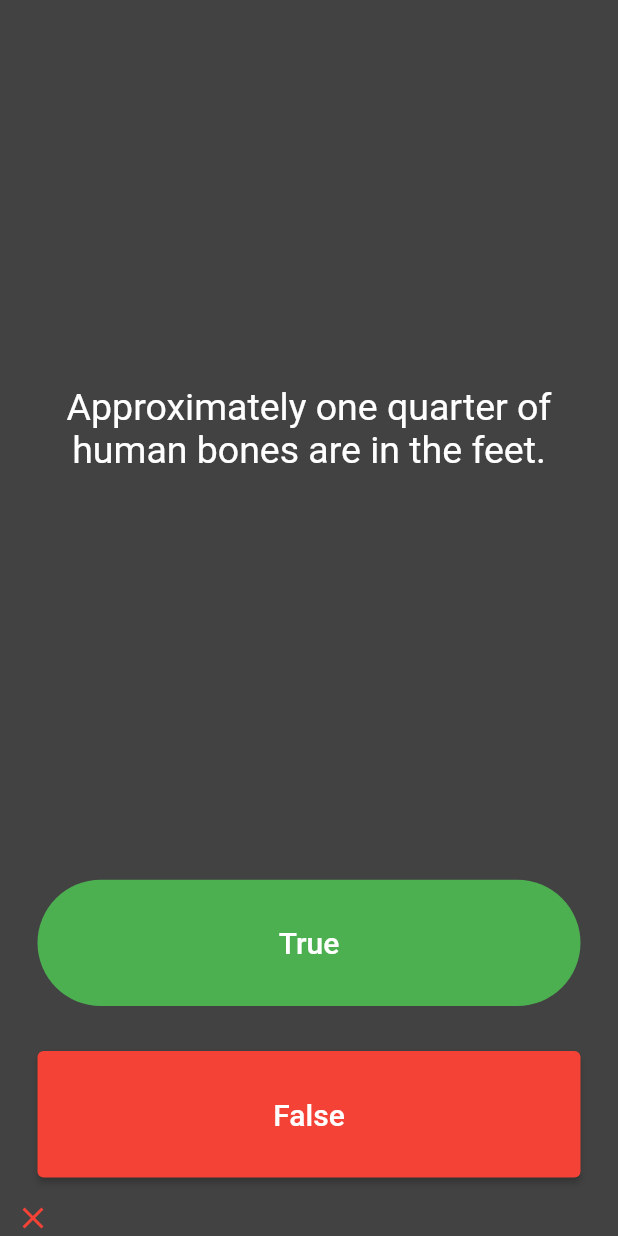
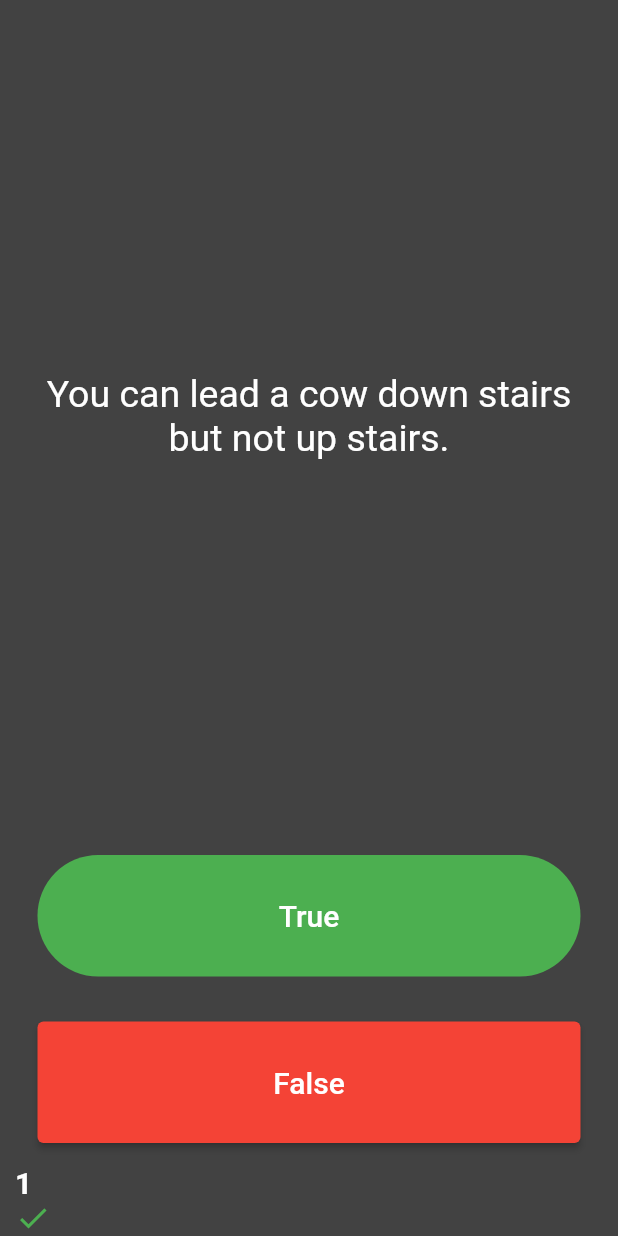
Before and after one commit to PratikBali/quizzler_flutter, a Flutter app: the screen it shows after launch, after a tap on "True", on a phone screen of 412 x 824 dp. Run offline on Flutter 3.47's test engine with Material 2 defaults, Android fonts, the phone set to English and light mode, and no system bars.

Commit message:
separate question bank

```diff
--- a/lib/main.dart
+++ b/lib/main.dart
@@ -1,6 +1,7 @@
-import 'dart:ffi';
+import 'package:flutter/material.dart';
+import './quiz_brain.dart';
 
-import 'package:flutter/material.dart';
+QuizBrain quizBrain = QuizBrain();
 
 void main() => runApp(Quizzler());
 
@@ -28,30 +29,36 @@ class QuizPage extends StatefulWidget {
 
 class _QuizPageState extends State<QuizPage> {
   List<Widget> scoreKeeper = [];
-
-  List<bool> answers = [false, true, true];
-
-  List<String> questions = [
-    "You can lead a cow down stairs but not up stairs.",
-    'Approximately one quarter of human bones are in the feet.',
-    'A slug\'s blood is green.'
-  ];
-
+  List<Widget> counterKeeper = [];
   int questionNumber = 0;
   int counter = 0;
+  int limiter = quizBrain.questionBank.length - 1;
 
   void quizCheck(answer) {
-    bool correctAnswer = answers[questionNumber];
-    if(counter <= 2) {
+    bool correctAnswer = quizBrain.getaAnswer(questionNumber);
+    if(counter <= limiter) {
       print(counter);
       setState(() {
+        counterKeeper.add(
+          Padding(
+            padding: const EdgeInsets.fromLTRB(0.0, 0.0, 10.0, 0.0),
+            child: Text(
+              '${counter+1}',
+              style: TextStyle(
+                fontWeight: FontWeight.bold,
+                color: Colors.white,
+                fontSize: 20
+              ),
+            ),
+          )
+        );
         if(correctAnswer == answer) {
           scoreKeeper.add(Icon(Icons.check, color: Colors.green));
         } else {
           scoreKeeper.add(Icon(Icons.close, color: Colors.red));
         }
         counter++;
-        if(counter != 2) {
+        if(counter != limiter) {
           questionNumber++;
         }
       });
@@ -70,7 +77,7 @@ class _QuizPageState extends State<QuizPage> {
             padding: EdgeInsets.all(10.0),
             child: Center(
               child: Text(
-                questions[questionNumber],
+                quizBrain.getQuestionText(questionNumber),
                 textAlign: TextAlign.center,
                 style: TextStyle(
                   fontSize: 25.0,
@@ -122,6 +129,9 @@ class _QuizPageState extends State<QuizPage> {
         ),
         //TODO: Add a Row here as your score keeper
         Row(
+          children: counterKeeper,
+        ),
+        Row(
           children: scoreKeeper,
         )
       ],
--- /dev/null
+++ b/lib/question.dart
@@ -0,0 +1,9 @@
+class Question {
+   String questionText = 'default';
+   bool questionAnswer = false;
+
+   Question(String q, bool a) {
+     questionText = q;
+     questionAnswer = a;
+   }
+}
--- /dev/null
+++ b/lib/quiz_brain.dart
@@ -0,0 +1,39 @@
+import './question.dart';
+class QuizBrain {
+  List<Question> questionBank = [
+    Question('Some cats are actually allergic to humans', true),
+    Question('You can lead a cow down stairs but not up stairs.', false),
+    Question('Approximately one quarter of human bones are in the feet.', true),
+    Question('A slug\'s blood is green.', true),
+    Question('Buzz Aldrin\'s mother\'s maiden name was \"Moon\".', true),
+    Question('It is illegal to pee in the Ocean in Portugal.', true),
+    Question(
+        'No piece of square dry paper can be folded in half more than 7 times.',
+        false),
+    Question(
+        'In London, UK, if you happen to die in the House of Parliament, you are technically entitled to a state funeral, because the building is considered too sacred a place.',
+        true),
+    Question(
+        'The loudest sound produced by any animal is 188 decibels. That animal is the African Elephant.',
+        false),
+    Question(
+        'The total surface area of two human lungs is approximately 70 square metres.',
+        true),
+    Question('Google was originally called \"Backrub\".', true),
+    Question(
+        'Chocolate affects a dog\'s heart and nervous system; a few ounces are enough to kill a small dog.',
+        true),
+    Question(
+        'In West Virginia, USA, if you accidentally hit an animal with your car, you are free to take it home to eat.',
+        true),
+  ];
+
+  String getQuestionText(int questionNumber) {
+    return questionBank[questionNumber].questionText;
+  }
+
+  bool getaAnswer(int questionNumber) {
+    return questionBank[questionNumber].questionAnswer;
+  }
+
+}
```
